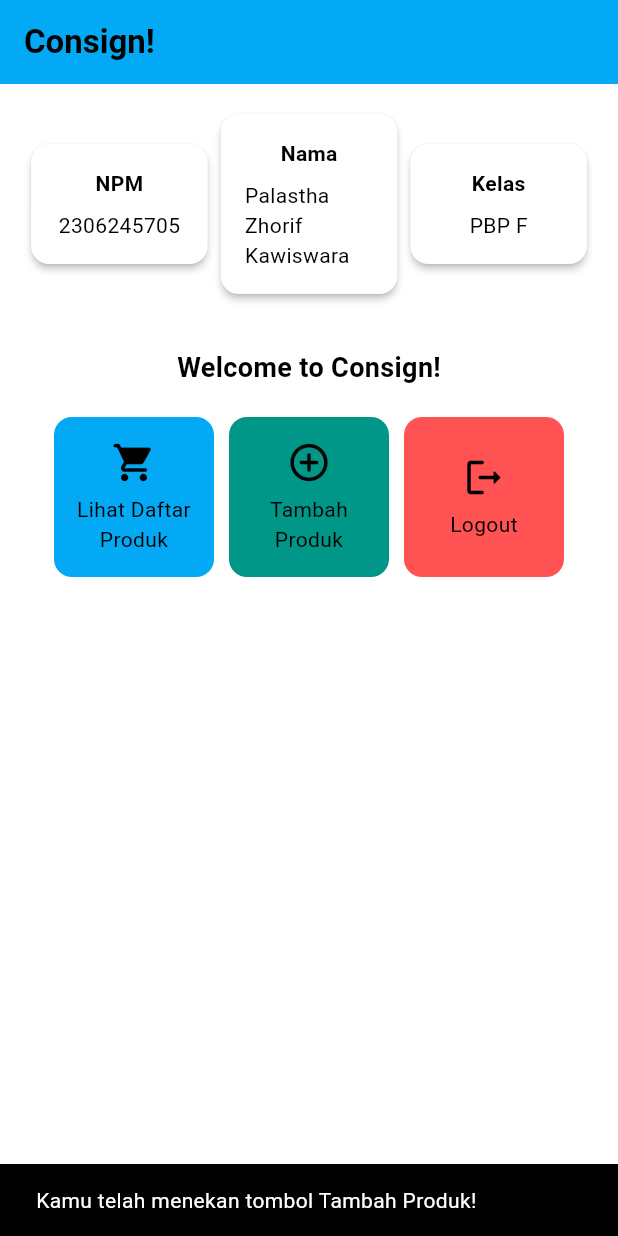
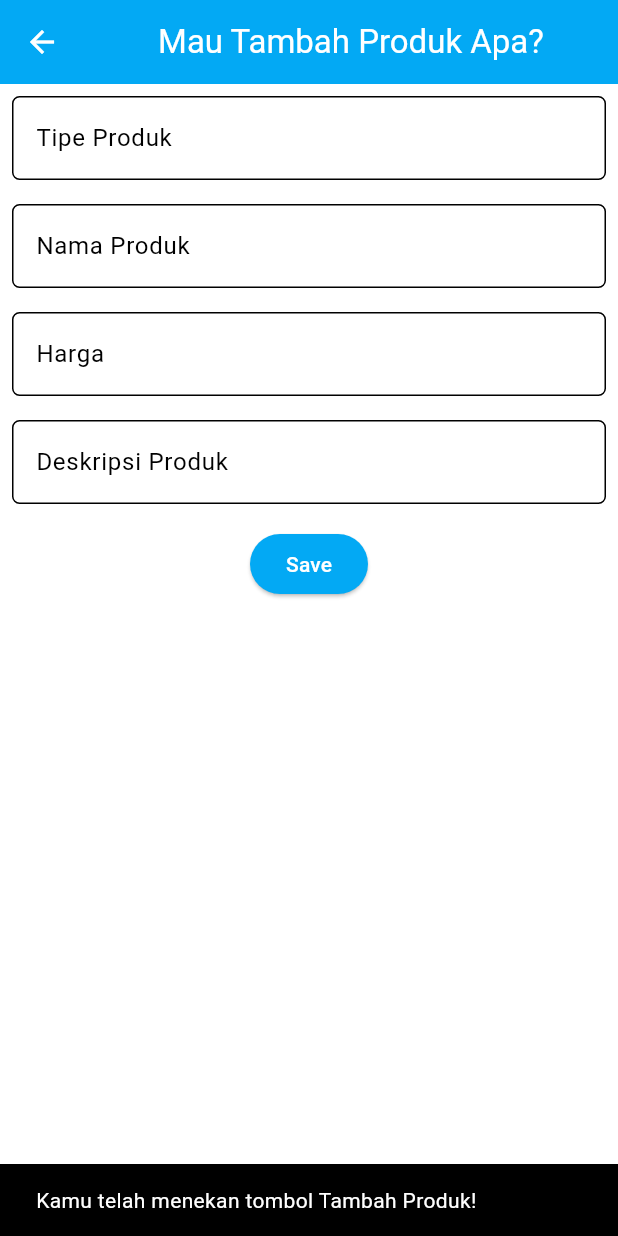
Before and after one commit to astzkkk99/consign-pbp-mobile, a Flutter app: the screen it shows after launch, after a tap on "Tambah Produk", on a phone screen of 412 x 824 dp. Run offline on Flutter 3.47's test engine with Material 3 defaults, Android fonts, the light colour scheme and no system bars.

Commit message:
Tugas 8 Done

```diff
--- a/lib/main.dart
+++ b/lib/main.dart
@@ -1,4 +1,4 @@
-import 'package:consign_pbp/menu.dart';
+import 'package:consign_pbp/screens/menu.dart';
 import 'package:flutter/material.dart';
 
 void main() {
--- /dev/null
+++ b/lib/screens/itementry_form.dart
@@ -0,0 +1,210 @@
+import 'package:flutter/material.dart';
+
+
+class ItemEntryFormPage extends StatefulWidget {
+  const ItemEntryFormPage({super.key});
+
+  @override
+  State<ItemEntryFormPage> createState() => _ItemEntryFormPageState();
+}
+
+class _ItemEntryFormPageState extends State<ItemEntryFormPage> {
+  final _formKey = GlobalKey<FormState>();
+	String _itemType = "";
+	String _itemName = "";
+	int _itemPrice = 0;
+  String _itemDescription = "";
+
+  @override
+  Widget build(BuildContext context) {
+    return Scaffold(
+      appBar: AppBar(
+        title: const Center(
+          child: Text(
+            'Mau Tambah Produk Apa?',
+          ),
+        ),
+        backgroundColor: Theme.of(context).colorScheme.primary,
+        foregroundColor: Colors.white,
+      ),
+      body: Form(
+        key: _formKey,
+        child: SingleChildScrollView(
+          child: Column(
+            crossAxisAlignment: CrossAxisAlignment.start,
+              children: [
+                Padding(
+                  padding: const EdgeInsets.all(8.0),
+                  child: TextFormField(
+                    decoration: InputDecoration(
+                      hintText: "Tipe Produk",
+                      labelText: "Tipe Produk",
+                      border: OutlineInputBorder(
+                        borderRadius: BorderRadius.circular(5.0),
+                      ),
+                    ),
+                    onChanged: (String? value) {
+                      setState(() {
+                        _itemType = value!;
+                      });
+                    },
+                    validator: (String? value) {
+                      if (value == null || value.isEmpty) {
+                        return "Tipe produk tidak boleh kosong!";
+                      }
+                      if (!value.contains(RegExp(r'[a-zA-Z]'))) {
+                        return "Tipe produk harus berisi kata-kata, tidak boleh hanya angka!";
+                      }
+                      if (value.trim().split(' ').where((word) => word.isNotEmpty).length < 1) {
+                        return "Tipe produk harus ada minimal 1 kata!";
+                      }
+                      return null;
+                    },
+                  ),
+                ),
+
+                Padding(
+                  padding: const EdgeInsets.all(8.0),
+                  child: TextFormField(
+                    decoration: InputDecoration(
+                      hintText: "Nama Produk",
+                      labelText: "Nama Produk",
+                      border: OutlineInputBorder(
+                        borderRadius: BorderRadius.circular(5.0),
+                      ),
+                    ),
+                    onChanged: (String? value) {
+                      setState(() {
+                        _itemName = value!;
+                      });
+                    },
+                    validator: (String? value) {
+                      if (value == null || value.isEmpty) {
+                        return "Nama produk tidak boleh kosong!";
+                      }
+                      if (!value.contains(RegExp(r'[a-zA-Z]'))) {
+                        return "Nama produk harus berisi kata-kata, tidak boleh hanya angka!";
+                      }
+                      if (value.trim().split(' ').where((word) => word.isNotEmpty).length < 2) {
+                        return "Nama produk harus ada minimal 2 kata!";
+                      }
+                      return null;
+                    },
+                  ),
+                ),
+                Padding(
+                  padding: const EdgeInsets.all(8.0),
+                  child: TextFormField(
+                    decoration: InputDecoration(
+                      hintText: "Harga",
+                      labelText: "Harga",
+                      border: OutlineInputBorder(
+                        borderRadius: BorderRadius.circular(5.0),
+                      ),
+                    ),
+                    onChanged: (String? value) {
+                      setState(() {
+                        _itemPrice = int.tryParse(value!) ?? 0;
+                      });
+                    },
+                    validator: (String? value) {
+                      if (value == null || value.isEmpty) {
+                        return "Harga tidak boleh kosong!";
+                      }
+                      if (int.tryParse(value) == null) {
+                        return "Harga harus berupa angka!";
+                      }
+                      if (int.parse(value) < 0) {
+                        return "Harga tidak boleh negatif!";
+                      }
+                      if (int.parse(value) == 0) {
+                        return "Harga tidak boleh nol!";
+                      }
+                      return null;
+                    },
+                  ),
+                ),
+                Padding(
+                  padding: const EdgeInsets.all(8.0),
+                  child: TextFormField(
+                    decoration: InputDecoration(
+                      hintText: "Deskripsi Produk",
+                      labelText: "Deskripsi Produk",
+                      border: OutlineInputBorder(
+                        borderRadius: BorderRadius.circular(5.0),
+                      ),
+                    ),
+                    onChanged: (String? value) {
+                      setState(() {
+                        _itemDescription = value!;
+                      });
+                    },
+                    validator: (String? value) {
+                      if (value == null || value.isEmpty) {
+                        return "Deskripsi produk tidak boleh kosong!";
+                      }
+                      if (value.trim().split(' ').where((word) => word.isNotEmpty).length < 5) {
+                        return "Deskripsi produk harus ada minimal 5 kata!";
+                      }
+                      if (!value.contains(RegExp(r'[a-zA-Z]'))) {
+                        return "Deskripsi produk harus berisi kata-kata, tidak boleh hanya angka!";
+                      }
+                      return null;
+                    },
+                  ),
+                ),
+                Align(
+                  alignment: Alignment.bottomCenter,
+                  child: Padding(
+                    padding: const EdgeInsets.all(8.0),
+                    child: ElevatedButton(
+                    style: ButtonStyle(
+                      backgroundColor: MaterialStateProperty.all(
+                          Theme.of(context).colorScheme.primary),
+                    ),
+                    onPressed: () {
+                      if (_formKey.currentState!.validate()) {
+                        showDialog(
+                          context: context,
+                          builder: (context) {
+                            return AlertDialog(
+                              title: const Text('Produk berhasil tersimpan!'),
+                              content: SingleChildScrollView(
+                                child: Column(
+                                  crossAxisAlignment: CrossAxisAlignment.start,
+                                  children: [
+                                    Text('Tipe Produk: $_itemType'),
+                                    Text('Nama Produk: $_itemName'),
+                                    Text('Harga Produk: $_itemPrice'),
+                                    Text('Deskripsi Produk: $_itemDescription'),
+                                  ],
+                                ),
+                              ),
+                              actions: [
+                                TextButton(
+                                  child: const Text('OK'),
+                                  onPressed: () {
+                                    Navigator.pop(context);
+                                    _formKey.currentState!.reset();
+                                    },
+                                  ),
+                                ],
+                              );
+                            },
+                          );
+                        }
+                      },
+                      child: const Text(
+                        "Save",
+                        style: TextStyle(color: Colors.white),
+                      ),
+                    ),
+                  ),
+                ),
+              ],
+            ),
+          )
+        ),
+      );
+  }
+}
--- a/lib/menu.dart
+++ b/lib/screens/menu.dart
@@ -1,9 +1,11 @@
+import 'package:consign_pbp/widgets/item_card.dart';
+import 'package:consign_pbp/widgets/left_drawer.dart';
 import 'package:flutter/material.dart';
 
 class MyHomePage extends StatelessWidget {
-  final String npm = '2306245705'; // NPM
-  final String name = 'Palastha Zhorif Kawiswara'; // Nama
-  final String className = 'PBP F'; // Kelas
+  final String npm = '2306245705';
+  final String name = 'Palastha Zhorif Kawiswara';
+  final String className = 'PBP F';
   final List<ItemHomepage> items = [
          ItemHomepage("Lihat Daftar Produk", Icons.shopping_cart_rounded, Colors.lightBlue),
          ItemHomepage("Tambah Produk", Icons.add_circle_outline_rounded, Colors.teal),
@@ -28,7 +30,9 @@ class MyHomePage extends StatelessWidget {
         ),
         // Warna latar belakang AppBar diambil dari skema warna tema aplikasi.
         backgroundColor: Theme.of(context).colorScheme.primary,
+        iconTheme: const IconThemeData(color: Colors.white),
       ),
+      drawer: const LeftDrawer(),
       // Body halaman dengan padding di sekelilingnya.
       body: Padding(
         padding: const EdgeInsets.all(16.0),
@@ -124,64 +128,3 @@ class InfoCard extends StatelessWidget {
     );
   }
 }
-
-class ItemHomepage {
-     final String name;
-     final IconData icon;
-     final Color color;
-
-     ItemHomepage(this.name, this.icon, this.color);
- }
-
-class ItemCard extends StatelessWidget {
-  // Menampilkan kartu dengan ikon dan nama.
-
-  final ItemHomepage item;
-
-  const ItemCard(this.item, {super.key});
-
-  @override
-  Widget build(BuildContext context) {
-    return Material(
-      // Menentukan warna latar belakang dari tema aplikasi.
-      color: item.color,
-      // Membuat sudut kartu melengkung.
-      borderRadius: BorderRadius.circular(12),
-
-      child: InkWell(
-        // Aksi ketika kartu ditekan.
-        onTap: () {
-          // Menampilkan pesan SnackBar saat kartu ditekan.
-          ScaffoldMessenger.of(context)
-            ..hideCurrentSnackBar()
-            ..showSnackBar(
-              SnackBar(content: Text("Kamu telah menekan tombol ${item.name}!"))
-            );
-        },
-        // Container untuk menyimpan Icon dan Text
-        child: Container(
-          padding: const EdgeInsets.all(8),
-          child: Center(
-            child: Column(
-              // Menyusun ikon dan teks di tengah kartu.
-              mainAxisAlignment: MainAxisAlignment.center,
-              children: [
-                Icon(
-                  item.icon,
-                  color: Colors.black,
-                  size: 30.0,
-                ),
-                const Padding(padding: EdgeInsets.all(3)),
-                Text(
-                  item.name,
-                  textAlign: TextAlign.center,
-                  style: const TextStyle(color: Colors.black),
-                ),
-              ],
-            ),
-          ),
-        ),
-      ),
-    );
-  }
-}
--- /dev/null
+++ b/lib/widgets/item_card.dart
@@ -0,0 +1,70 @@
+import 'package:consign_pbp/screens/itementry_form.dart';
+import 'package:flutter/material.dart';
+
+class ItemCard extends StatelessWidget {
+  // Menampilkan kartu dengan ikon dan nama.
+
+  final ItemHomepage item;
+
+  const ItemCard(this.item, {super.key});
+
+  @override
+  Widget build(BuildContext context) {
+    return Material(
+      // Menentukan warna latar belakang sesuai tombol aplikasi.
+      color: item.color,
+      // Membuat sudut kartu melengkung.
+      borderRadius: BorderRadius.circular(12),
+
+      child: InkWell(
+        // Aksi ketika kartu ditekan.
+        onTap: () {
+          // Menampilkan pesan SnackBar saat kartu ditekan.
+          ScaffoldMessenger.of(context)
+            ..hideCurrentSnackBar()
+            ..showSnackBar(
+              SnackBar(content: Text("Kamu telah menekan tombol ${item.name}!"))
+            );
+            // Navigate ke route yang sesuai (tergantung jenis tombol)
+          if (item.name == "Tambah Produk") {
+              Navigator.push(
+                context,
+                MaterialPageRoute(builder: (context) => const ItemEntryFormPage()),
+              );
+            }
+        },
+        // Container untuk menyimpan Icon dan Text
+        child: Container(
+          padding: const EdgeInsets.all(8),
+          child: Center(
+            child: Column(
+              // Menyusun ikon dan teks di tengah kartu.
+              mainAxisAlignment: MainAxisAlignment.center,
+              children: [
+                Icon(
+                  item.icon,
+                  color: Colors.black,
+                  size: 30.0,
+                ),
+                const Padding(padding: EdgeInsets.all(3)),
+                Text(
+                  item.name,
+                  textAlign: TextAlign.center,
+                  style: const TextStyle(color: Colors.black),
+                ),
+              ],
+            ),
+          ),
+        ),
+      ),
+    );
+  }
+}
+
+class ItemHomepage {
+     final String name;
+     final IconData icon;
+     final Color color;
+
+     ItemHomepage(this.name, this.icon, this.color);
+ }
--- /dev/null
+++ b/lib/widgets/left_drawer.dart
@@ -0,0 +1,70 @@
+import 'package:consign_pbp/screens/itementry_form.dart';
+import 'package:consign_pbp/screens/menu.dart';
+import 'package:flutter/material.dart';
+
+
+class LeftDrawer extends StatelessWidget {
+  const LeftDrawer({super.key});
+
+  @override
+  Widget build(BuildContext context) {
+    return Drawer(
+      child: ListView(
+        children: [
+          DrawerHeader(
+                    decoration: BoxDecoration(
+              color: Theme.of(context).colorScheme.primary,
+            ),
+            child: const Column(
+              children: [
+                Text(
+                  'Consign!',
+                  textAlign: TextAlign.center,
+                  style: TextStyle(
+                    fontSize: 24,
+                    fontWeight: FontWeight.bold,
+                    color: Colors.white,
+                  ),
+                ),
+                Padding(padding: EdgeInsets.all(8)),
+                Text(
+                  "Consign! aja",
+                  textAlign: TextAlign.center,
+                  style: TextStyle(
+                    fontSize: 15,
+                    fontWeight: FontWeight.normal,
+                    color: Colors.white,
+                  )
+                ),
+              ],
+            ),
+          ),
+                    ListTile(
+            leading: const Icon(Icons.home_outlined),
+            title: const Text('Halaman Utama'),
+            // Bagian redirection ke MyHomePage
+            onTap: () {
+              Navigator.pushReplacement(
+                  context,
+                  MaterialPageRoute(
+                    builder: (context) => MyHomePage(),
+                  ));
+            },
+          ),
+          ListTile(
+            leading: const Icon(Icons.add_circle_outline_rounded),
+            title: const Text('Tambah Produk'),
+            // Bagian redirection ke ItemEntryFormPage
+            onTap: () {
+              Navigator.push(
+                  context,
+                  MaterialPageRoute(
+                    builder: (context) => ItemEntryFormPage(),
+                  ));
+            },
+          ),
+        ],
+      ),
+    );
+  }
+}
```
Also changed, not shown: 1 other file.
